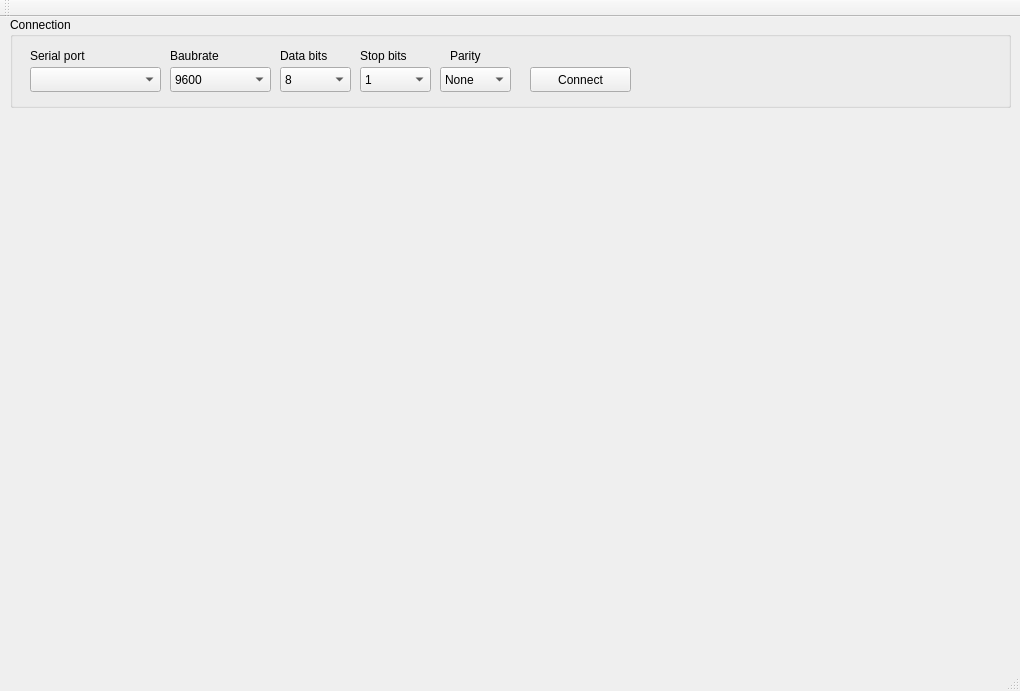
Qt form qslave-gui/forms/mainwindow.ui (maisvendoo/qslave) before a commit.
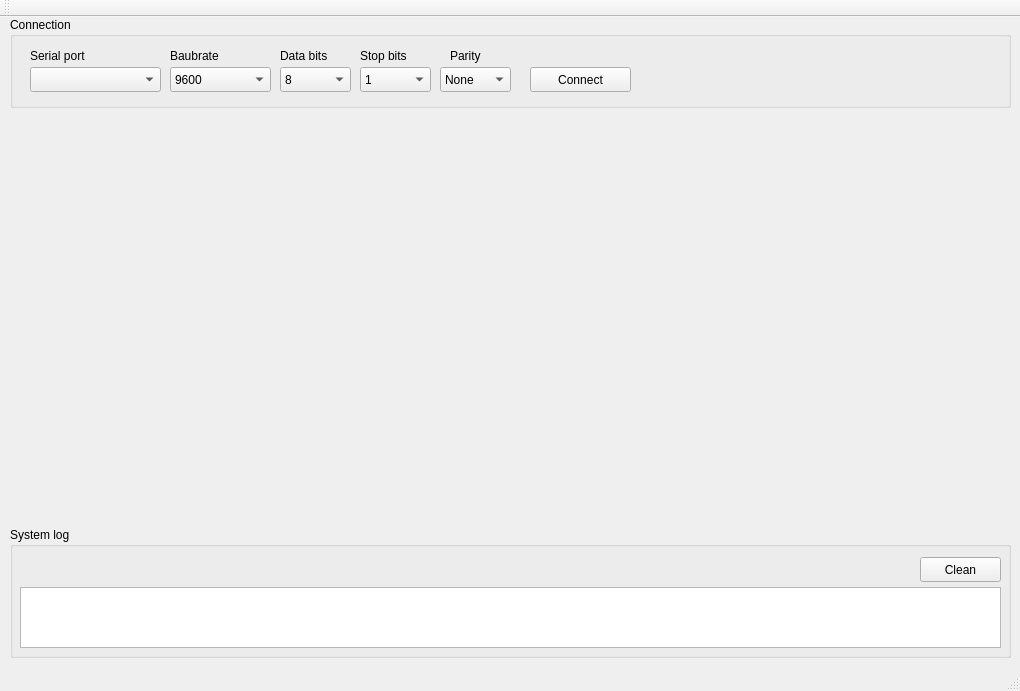
The same form after that commit.

Patch:
```diff
--- a/qslave-gui/forms/mainwindow.ui
+++ b/qslave-gui/forms/mainwindow.ui
@@ -273,6 +273,42 @@
      </property>
     </widget>
    </widget>
+   <widget class="QGroupBox" name="groupBox">
+    <property name="geometry">
+     <rect>
+      <x>10</x>
+      <y>510</y>
+      <width>1001</width>
+      <height>131</height>
+     </rect>
+    </property>
+    <property name="title">
+     <string>System log</string>
+    </property>
+    <widget class="QPushButton" name="pbCleanLog">
+     <property name="geometry">
+      <rect>
+       <x>910</x>
+       <y>30</y>
+       <width>81</width>
+       <height>25</height>
+      </rect>
+     </property>
+     <property name="text">
+      <string>Clean</string>
+     </property>
+    </widget>
+    <widget class="QPlainTextEdit" name="ptSystemLog">
+     <property name="geometry">
+      <rect>
+       <x>10</x>
+       <y>60</y>
+       <width>981</width>
+       <height>61</height>
+      </rect>
+     </property>
+    </widget>
+   </widget>
   </widget>
   <widget class="QMenuBar" name="menuBar">
    <property name="geometry">
```
Left out of the diff: 4 changed lines with no effect on the pictures.
